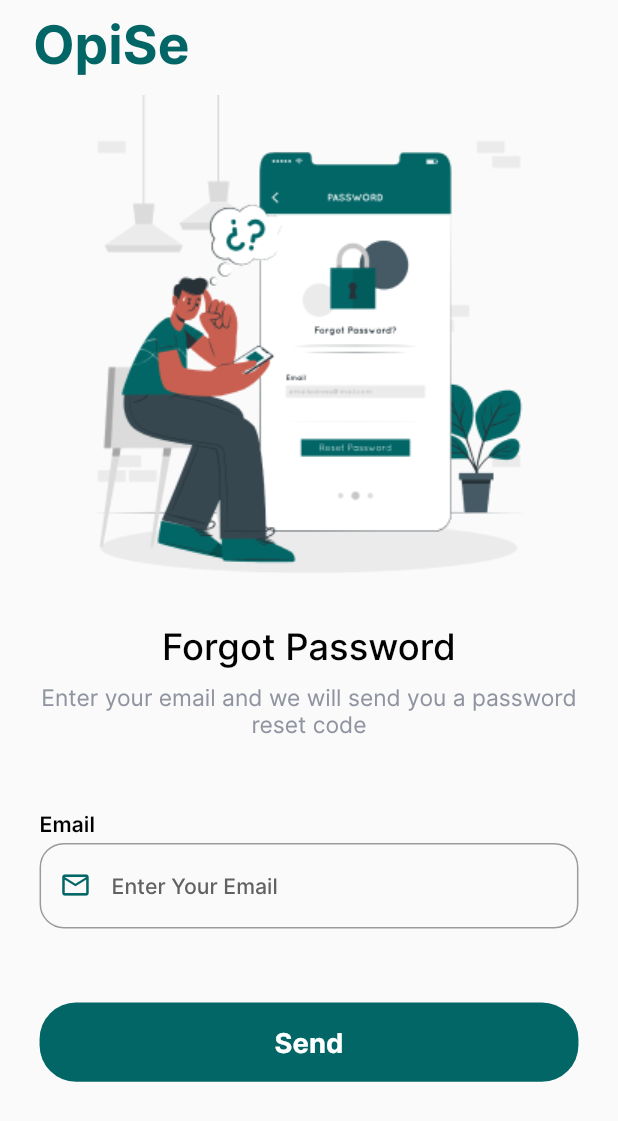
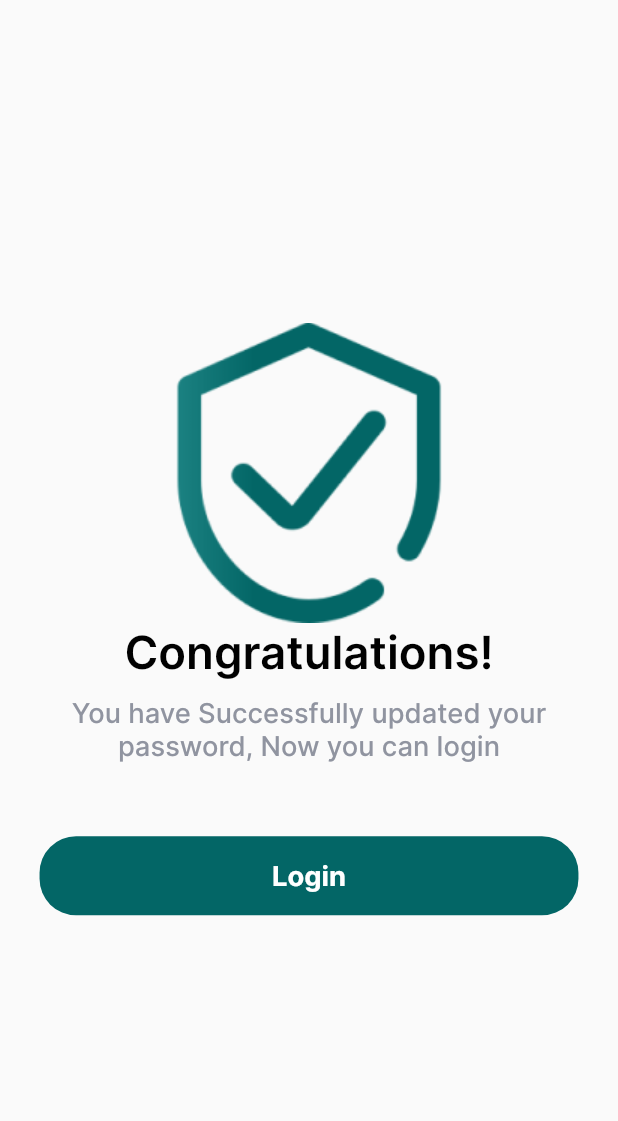
Before and after one commit to moElsmokhraty/opi_se, a Flutter app: the screen it shows after launch, on a phone screen of 412 x 824 dp. Shown: the top 1121 px of the screen. Run offline on Flutter 3.47's test engine with Material 2 defaults, Android fonts, the light colour scheme and no system bars; our stand-ins replace bloc, country_picker, dartz, dio, equatable, flutter_bloc and 4 more; accounts and stored records are empty.

Commit message:
Finish SuccessFul Change Password View

```diff
--- a/lib/core/utils/routes_config/app_router.dart
+++ b/lib/core/utils/routes_config/app_router.dart
@@ -12,10 +12,11 @@ import 'package:opi_se/features/auth/presentation/views/login_view/login_view.da
 import '../../../features/auth/domain/use_cases/forgot_password_use_case.dart';
 import '../../../features/auth/presentation/cubits/forgot_password_cubit/forgot_password_cubit.dart';
 import '../../../features/auth/presentation/cubits/login_cubit/login_cubit.dart';
+import '../../../features/auth/presentation/views/change_password_view/successful_change_view.dart';
 
 abstract class AppRouter {
   static final GoRouter router = GoRouter(
-    initialLocation: RoutesConfig.forgotPassword,
+    initialLocation: RoutesConfig.successfulChange,
     routes: [
       GoRoute(
         path: RoutesConfig.authOptions,
@@ -38,6 +39,12 @@ abstract class AppRouter {
         ),
       ),
       GoRoute(
+        path: RoutesConfig.successfulChange,
+        builder: (context, state) {
+          return const SuccessfulChangeView();
+        },
+      ),
+      GoRoute(
         path: RoutesConfig.forgotPassword,
         builder: (context, state) => BlocProvider(
           create: (context) => ForgotPasswordCubit(
--- a/lib/core/utils/routes_config/routes_config.dart
+++ b/lib/core/utils/routes_config/routes_config.dart
@@ -3,5 +3,6 @@ abstract class RoutesConfig {
   static const String login = '/login';
   static const String register = '/register';
   static const String changePassword = '/change-password';
+  static const String successfulChange = '/successful-change';
   static const String forgotPassword = '/forgot-password';
 }
--- /dev/null
+++ b/lib/features/auth/presentation/views/change_password_view/successful_change_view.dart
@@ -0,0 +1,15 @@
+import 'package:flutter/material.dart';
+import 'package:opi_se/features/auth/presentation/views/change_password_view/widgets/successful_change_view_body.dart';
+
+class SuccessfulChangeView extends StatelessWidget {
+  const SuccessfulChangeView({super.key});
+
+  @override
+  Widget build(BuildContext context) {
+    return const SafeArea(
+      child: Scaffold(
+        body: SuccessfulChangeViewBody(),
+      ),
+    );
+  }
+}
--- /dev/null
+++ b/lib/features/auth/presentation/views/change_password_view/widgets/successful_change_view_body.dart
@@ -0,0 +1,57 @@
+import 'package:flutter/material.dart';
+import 'package:flutter_screenutil/flutter_screenutil.dart';
+import 'package:go_router/go_router.dart';
+import 'package:opi_se/core/utils/constants.dart';
+import 'package:opi_se/core/utils/styling/styles.dart';
+import 'package:opi_se/core/widgets/buttons/auth_button.dart';
+
+import '../../../../../../core/utils/routes_config/routes_config.dart';
+
+class SuccessfulChangeViewBody extends StatelessWidget {
+  const SuccessfulChangeViewBody({super.key});
+
+  @override
+  Widget build(BuildContext context) {
+    final screenHeight = MediaQuery.sizeOf(context).height;
+    return Padding(
+      padding: EdgeInsets.symmetric(horizontal: 24.w),
+      child: Column(
+        mainAxisAlignment: MainAxisAlignment.center,
+        children: [
+          Image.asset(
+            'assets/images/successful_change.png',
+            height: 200.h,
+            width: width,
+            alignment: Alignment.center,
+          ),
+          Text(
+            'Congratulations!',
+            style: AppStyles.textStyle24.copyWith(
+              fontWeight: FontWeight.w600,
+              fontSize: 30.sp,
+            ),
+          ),
+          SizedBox(height: screenHeight * 0.0125),
+          Text(
+            'You have Successfully updated your password, Now you can login',
+            style: AppStyles.textStyle12.copyWith(
+              fontWeight: FontWeight.w500,
+              fontSize: 18.sp,
+            ),
+            maxLines: 3,
+            textAlign: TextAlign.center,
+          ),
+          SizedBox(height: screenHeight * 0.06),
+          AuthButton(
+            text: 'Login',
+            onPressed: () {
+              GoRouter.of(context).go(RoutesConfig.login);
+            },
+            backColor: const Color(0xff036666),
+            textColor: Colors.white,
+          ),
+        ],
+      ),
+    );
+  }
+}
--- a/lib/features/auth/presentation/views/forgot_password_view/widgets/forgot_password_view_body.dart
+++ b/lib/features/auth/presentation/views/forgot_password_view/widgets/forgot_password_view_body.dart
@@ -1,8 +1,10 @@
 import 'package:flutter/material.dart';
 import 'package:flutter_bloc/flutter_bloc.dart';
 import 'package:flutter_screenutil/flutter_screenutil.dart';
+import 'package:go_router/go_router.dart';
 import 'package:opi_se/core/functions/show_snack_bar.dart';
 import 'package:opi_se/core/functions/validate_email.dart';
+import 'package:opi_se/core/utils/routes_config/routes_config.dart';
 import 'package:opi_se/core/utils/styling/styles.dart';
 import 'package:opi_se/features/auth/presentation/cubits/forgot_password_cubit/forgot_password_cubit.dart';
 
@@ -20,6 +22,7 @@ class ForgotPasswordViewBody extends StatelessWidget {
       listener: (context, state) {
         if (state is ForgotPasswordSuccess) {
           showCustomSnackBar(context, state.response.message!);
+          GoRouter.of(context).go(RoutesConfig.login);
         } else if (state is ForgotPasswordFailure) {
           showCustomSnackBar(context, state.errMessage);
         }
```
Also changed, not shown: assets/images/successful_change.png (added).
